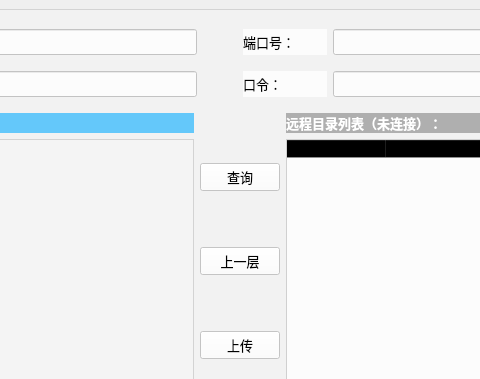
This is STATUS/client.ui in cylqqqcyl/WHU_FTP as Qt 5 draws it before an edit; both pictures show x 210 to 690 and y 0 to 379 of the 900 by 600 pixel window. The edited form follows.
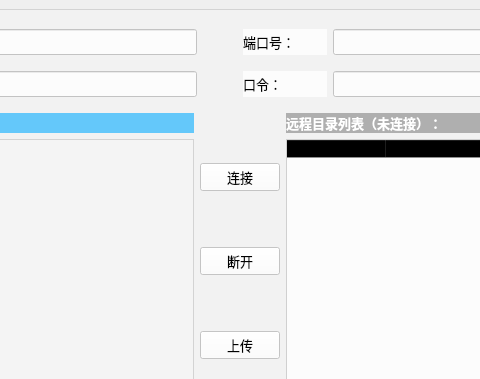
This is the edited form. Icons and pictures are not drawn.

Commit message: replace redundant button

Diff of the .ui file:
```diff
--- a/STATUS/client.ui
+++ b/STATUS/client.ui
@@ -95,7 +95,7 @@
               <string notr="true">background-color: rgba(255, 255, 255, 200);</string>
              </property>
              <property name="text">
-              <string>查询</string>
+              <string>连接</string>
              </property>
             </widget>
            </item>
@@ -117,7 +117,7 @@
               <string notr="true">background-color: rgba(255, 255, 255, 200);</string>
              </property>
              <property name="text">
-              <string>上一层</string>
+              <string>断开</string>
              </property>
             </widget>
            </item>
```
Left out of the diff: 4 changed lines with no effect on the pictures. The commit also changes 4 other files.
